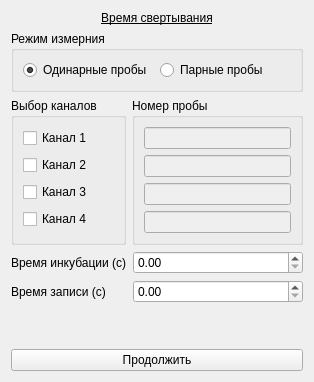
Above: choisedialog/ko1.ui from krang4d/Agrekola before the change. Below: the same form after it.
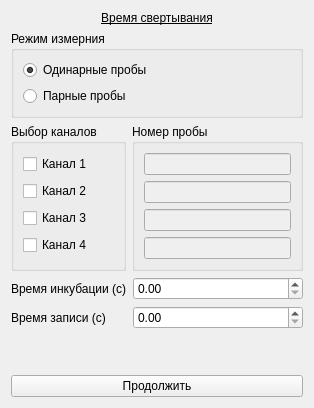
That is the form after the change.

Commit message: load parameters form xml to form ko1

What changed in the file:
```diff
--- a/choisedialog/ko1.ui
+++ b/choisedialog/ko1.ui
@@ -47,7 +47,7 @@
      <property name="checkable">
       <bool>false</bool>
      </property>
-     <layout class="QHBoxLayout" name="horizontalLayout_2">
+     <layout class="QVBoxLayout" name="verticalLayout_3">
       <item>
        <widget class="QRadioButton" name="radioButton_testSingle">
         <property name="text">
@@ -159,7 +159,11 @@
       </widget>
      </item>
      <item row="0" column="1">
-      <widget class="QDoubleSpinBox" name="doubleSpinBox_testIncubeTime"/>
+      <widget class="QDoubleSpinBox" name="doubleSpinBox_testIncubeTime">
+       <property name="enabled">
+        <bool>true</bool>
+       </property>
+      </widget>
      </item>
      <item row="1" column="1">
       <widget class="QDoubleSpinBox" name="doubleSpinBox_testWriteTime"/>
```
The commit also changes 5 other files.
